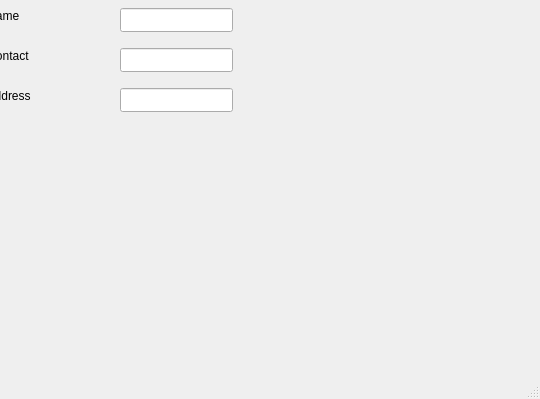
Above: Customer/addsupplier.ui from MalikTalha03/Sufi-Traders-DB before the change; both pictures show x 260 to 800 and y 201 to 600 of the 800 by 600 pixel window. Below: the same form after it.
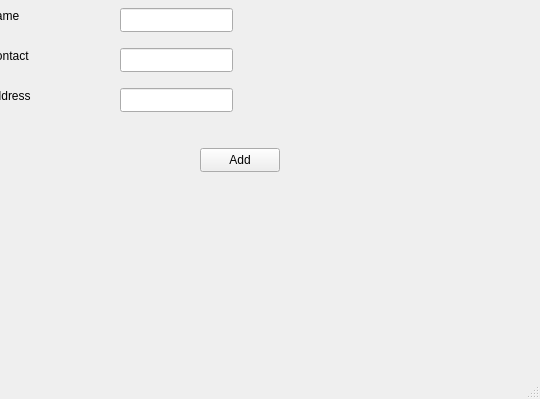
That is the form after the change.

```diff
--- a/Customer/addsupplier.ui
+++ b/Customer/addsupplier.ui
@@ -106,6 +106,19 @@
      </rect>
     </property>
    </widget>
+   <widget class="QPushButton" name="pushButton">
+    <property name="geometry">
+     <rect>
+      <x>460</x>
+      <y>330</y>
+      <width>80</width>
+      <height>24</height>
+     </rect>
+    </property>
+    <property name="text">
+     <string>Add</string>
+    </property>
+   </widget>
   </widget>
   <widget class="QMenuBar" name="menubar">
    <property name="geometry">
```
